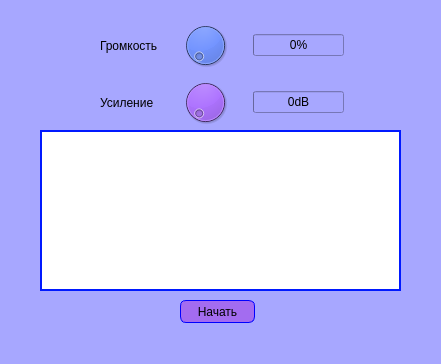
Above: interface/mainwindow.ui from BlackB0w/QtInterface before the change. Below: the same form after it.
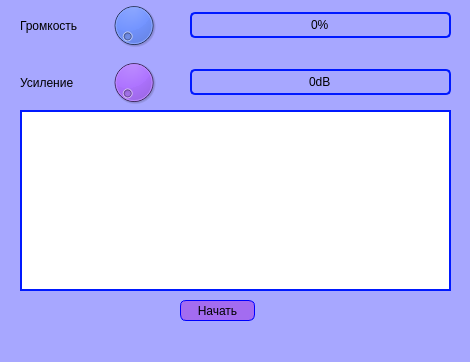
That is the form after the change. Custom widgets are drawn as their Qt base class.

The edit to the form file:
```diff
--- a/interface/mainwindow.ui
+++ b/interface/mainwindow.ui
@@ -6,10 +6,22 @@
    <rect>
     <x>0</x>
     <y>0</y>
-    <width>441</width>
-    <height>364</height>
+    <width>470</width>
+    <height>362</height>
    </rect>
   </property>
+  <property name="minimumSize">
+   <size>
+    <width>470</width>
+    <height>362</height>
+   </size>
+  </property>
+  <property name="maximumSize">
+   <size>
+    <width>470</width>
+    <height>362</height>
+   </size>
+  </property>
   <property name="windowTitle">
    <string>MainWindow</string>
   </property>
@@ -21,41 +33,55 @@
    <widget class="QWidget" name="gridLayoutWidget">
     <property name="geometry">
      <rect>
-      <x>100</x>
-      <y>20</y>
-      <width>244</width>
+      <x>20</x>
+      <y>0</y>
+      <width>431</width>
       <height>108</height>
      </rect>
     </property>
     <layout class="QGridLayout" name="gridLayout">
-     <item row="0" column="1">
-      <widget class="QDial" name="volumeDial">
+     <property name="sizeConstraint">
+      <enum>QLayout::SetMinimumSize</enum>
+     </property>
+     <item row="1" column="0">
+      <widget class="QLabel" name="label_2">
        <property name="styleSheet">
-        <string notr="true">background-color: rgb(61, 106, 255)</string>
+        <string notr="true">font: 12pt &quot;Fixedsys&quot;;</string>
        </property>
-       <property name="maximum">
-        <number>100</number>
+       <property name="text">
+        <string>Усиление</string>
+       </property>
+      </widget>
+     </item>
+     <item row="0" column="0">
+      <widget class="QLabel" name="label">
+       <property name="styleSheet">
+        <string notr="true">font: 12pt &quot;Fixedsys&quot;;</string>
+       </property>
+       <property name="text">
+        <string>Громкость</string>
        </property>
       </widget>
      </item>
      <item row="0" column="2">
       <widget class="QProgressBar" name="volume">
-       <property name="value">
-        <number>0</number>
+       <property name="styleSheet">
+        <string notr="true">QProgressBar {
+    border: 2px solid;
+	border-color: rgb(0, 25, 255);
+    border-radius: 5px;
+	text-align: center;
+	font: 8pt &quot;Fixedsys&quot;;
+}
+
+QProgressBar::chunk {
+    background-color:rgb(108, 138, 239);
+    width: 20px;
+}</string>
        </property>
-      </widget>
-     </item>
-     <item row="1" column="2">
-      <widget class="QProgressBar" name="amplifier">
-       <property name="maximum">
-        <number>30</number>
-       </property>
        <property name="value">
         <number>0</number>
        </property>
-       <property name="format">
-        <string>%vdB</string>
-       </property>
       </widget>
      </item>
      <item row="1" column="1">
@@ -71,23 +97,40 @@
        </property>
       </widget>
      </item>
-     <item row="0" column="0">
-      <widget class="QLabel" name="label">
+     <item row="1" column="2">
+      <widget class="QProgressBar" name="amplifier">
        <property name="styleSheet">
-        <string notr="true">font: 12pt &quot;Fixedsys&quot;;</string>
+        <string notr="true">QProgressBar {
+    border: 2px solid;
+	border-color: rgb(0, 25, 255);
+    border-radius: 5px;
+	text-align: center;
+	font: 8pt &quot;Fixedsys&quot;;
+}
+
+QProgressBar::chunk {
+    background-color:rgb(160, 106, 235);
+    width: 20px;
+}</string>
        </property>
-       <property name="text">
-        <string>Громкость</string>
+       <property name="maximum">
+        <number>30</number>
+       </property>
+       <property name="value">
+        <number>0</number>
+       </property>
+       <property name="format">
+        <string>%vdB</string>
        </property>
       </widget>
      </item>
-     <item row="1" column="0">
-      <widget class="QLabel" name="label_2">
+     <item row="0" column="1">
+      <widget class="QDial" name="volumeDial">
        <property name="styleSheet">
-        <string notr="true">font: 12pt &quot;Fixedsys&quot;;</string>
+        <string notr="true">background-color: rgb(61, 106, 255)</string>
        </property>
-       <property name="text">
-        <string>Усиление</string>
+       <property name="maximum">
+        <number>100</number>
        </property>
       </widget>
      </item>
@@ -96,10 +139,10 @@
    <widget class="DrawSpace" name="draw" native="true">
     <property name="geometry">
      <rect>
-      <x>40</x>
-      <y>130</y>
-      <width>361</width>
-      <height>161</height>
+      <x>20</x>
+      <y>110</y>
+      <width>431</width>
+      <height>181</height>
      </rect>
     </property>
     <property name="styleSheet">
@@ -115,15 +158,26 @@
       <x>180</x>
       <y>300</y>
       <width>75</width>
-      <height>23</height>
+      <height>21</height>
      </rect>
     </property>
     <property name="styleSheet">
-     <string notr="true">background-color: rgb(163, 108, 240);
+     <string notr="true">QPushButton{
+background-color: rgb(163, 108, 240);
 border-style: solid;
 border-radius: 6px;
 border-width:1px;
-border-color: rgb(0, 0, 255);</string>
+border-color: rgb(0, 0, 255);
+font: 8pt &quot;Fixedsys&quot;;
+}
+QPushButton:pressed{
+background-color: rgb(103, 68, 200);
+border-style: solid;
+border-radius: 6px;
+border-width:1px;
+border-color: rgb(0, 0, 255);
+font: 8pt &quot;Fixedsys&quot;;
+}</string>
     </property>
     <property name="text">
      <string>Начать</string>
@@ -135,7 +189,7 @@
     <rect>
      <x>0</x>
      <y>0</y>
-     <width>441</width>
+     <width>470</width>
      <height>21</height>
     </rect>
    </property>
```
